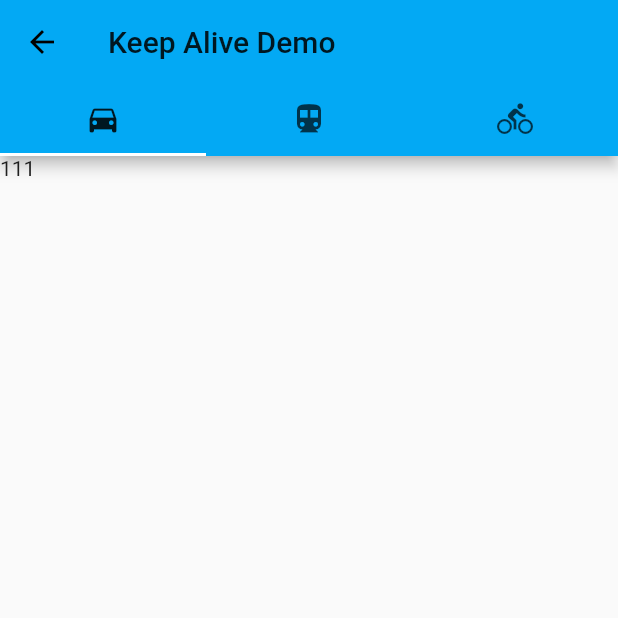
After one commit to jyhu1993/flutter_demos, a Flutter app: the screen it shows after launch, after a tap on "4 保持页面状态", on a phone screen of 412 x 824 dp, the top half of it. The commit adds this screen. Run offline on Flutter 3.47's test engine with Material 2 defaults, Android fonts, the phone set to English and light mode, and no system bars.

Commit message:
保持页面状态1

```diff
--- /dev/null
+++ b/lib/keep_alive_demo.dart
@@ -0,0 +1,52 @@
+import 'package:flutter/material.dart';
+
+class KeepAliveDemo extends StatefulWidget {
+  @override
+  _KeepAliveDemoState createState() => _KeepAliveDemoState();
+}
+
+/*
+with是dart的关键字，意思是混入的意思，
+就是说可以将一个或者多个类的功能添加到自己的类无需继承这些类，
+避免多重继承导致的问题。
+SingleTickerProviderStateMixin 主要是我们初始化TabController时，
+需要用到vsync ，垂直属性，然后传递this
+*/
+class _KeepAliveDemoState extends State<KeepAliveDemo> with SingleTickerProviderStateMixin {
+  TabController _controller;
+
+  @override
+  void initState(){
+    _controller = TabController(length: 3, vsync: this);
+  }
+
+  @override
+  void dispose(){
+    _controller.dispose();
+  }
+
+  @override
+  Widget build(BuildContext context) {
+    return Scaffold(
+      appBar: AppBar(
+        title: Text('Keep Alive Demo'),
+        bottom: TabBar(
+          controller: _controller,
+          tabs: [
+            Tab(icon: Icon(Icons.directions_car),),
+            Tab(icon: Icon(Icons.directions_transit),),
+            Tab(icon: Icon(Icons.directions_bike),),
+          ]
+        ),
+      ),
+      body: TabBarView(
+        controller: _controller,
+        children: <Widget>[
+          Text('111'),
+          Text('222'),
+          Text('333'),
+        ],
+      ),
+    );
+  }
+}
--- a/lib/main.dart
+++ b/lib/main.dart
@@ -3,6 +3,7 @@ import './bottom_navigation_widget.dart';
 import './bottom_appBar_demo.dart';
 import './animation_pages.dart';
 import './frosted_glass_demo.dart';
+import './keep_alive_demo.dart';
 
 void main() {
   runApp(MaterialApp(
@@ -61,6 +62,16 @@ class Home extends StatelessWidget {
             },
           ),
           Divider(),
+          ListTile(
+            title: Text('4 保持页面状态'),
+            onTap: (){
+              Navigator.push(
+                context,
+                MaterialPageRoute(builder: (context) => KeepAliveDemo()),
+              );
+            },
+          ),
+          Divider(),
         ],
       )
     );
```
